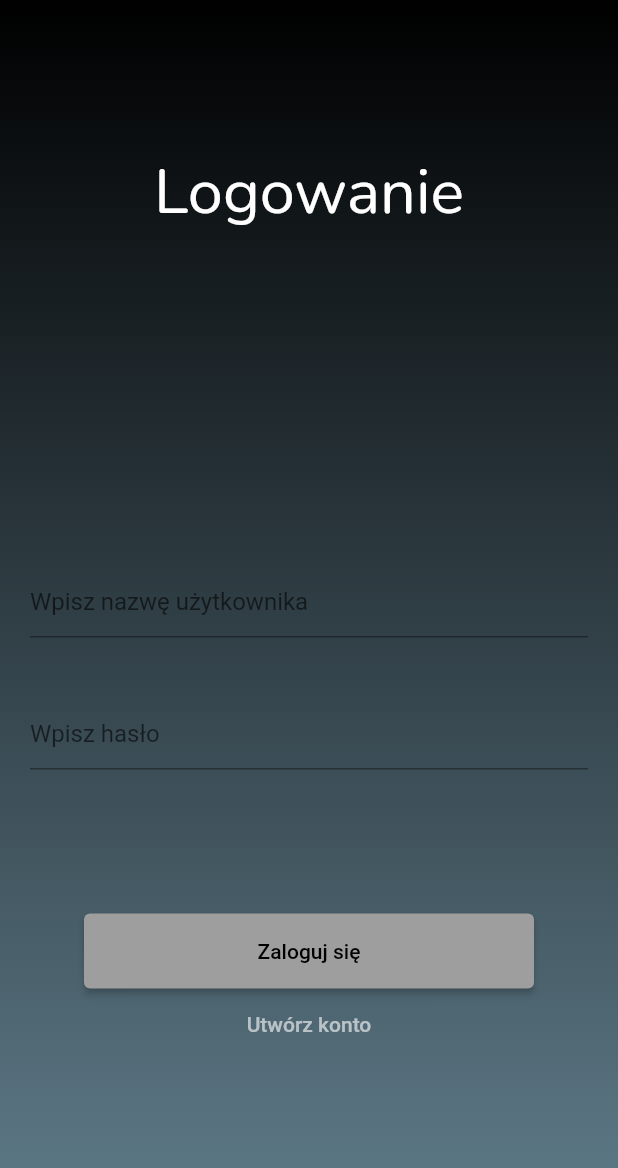
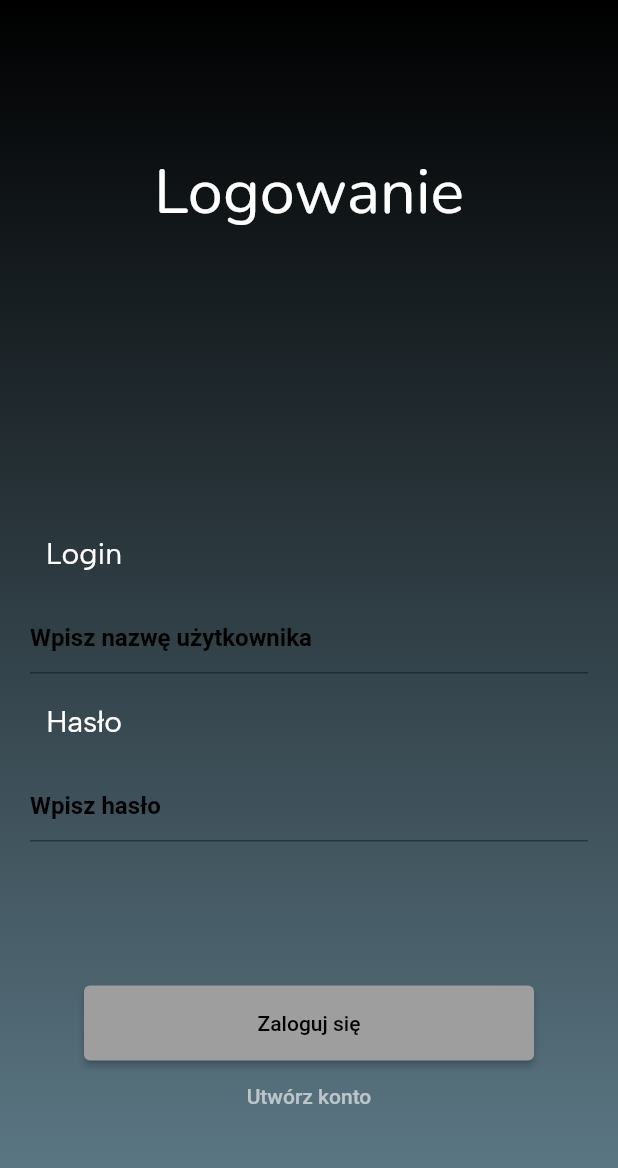
Before and after one commit to michaell931/estate_community_app, a Flutter app: the LoginPage screen opened directly, on a phone screen of 412 x 824 dp. Shown: the top 1168 px of the screen. Run offline on Flutter 3.47's test engine with Material 2 defaults, Android fonts, the phone set to English and light mode, and no system bars; our stand-ins replace firebase_auth, firebase_core, google_fonts; accounts and stored records are empty.

Commit message:
Do a style changes

```diff
--- a/lib/app/features/login/login_page.dart
+++ b/lib/app/features/login/login_page.dart
@@ -44,13 +44,31 @@ class _LoginPageState extends State<LoginPage> {
               ),
               const SizedBox(height: 200),
               Padding(
+                padding: const EdgeInsets.only(right: 300),
+                child: Text(
+                  'Login',
+                  style:
+                      GoogleFonts.albertSans(color: Colors.white, fontSize: 20),
+                ),
+              ),
+              Padding(
                 padding: const EdgeInsets.all(20.0),
                 child: TextField(
                   controller: widget.emailController,
                   style: const TextStyle(color: Colors.white),
                   decoration: const InputDecoration(
-                      hintText: 'Wpisz nazwę użytkownika',
-                      fillColor: Colors.white),
+                    hintText: 'Wpisz nazwę użytkownika',
+                    hintStyle: TextStyle(
+                        color: Colors.black, fontWeight: FontWeight.bold),
+                  ),
+                ),
+              ),
+              Padding(
+                padding: const EdgeInsets.only(right: 300),
+                child: Text(
+                  'Hasło',
+                  style:
+                      GoogleFonts.albertSans(color: Colors.white, fontSize: 20),
                 ),
               ),
               Padding(
@@ -60,7 +78,11 @@ class _LoginPageState extends State<LoginPage> {
                   obscureText: true,
                   style: const TextStyle(color: Colors.white),
                   decoration: const InputDecoration(
-                      hintText: 'Wpisz hasło', fillColor: Colors.white),
+                    hintText: 'Wpisz hasło',
+                    fillColor: Colors.white,
+                    hintStyle: TextStyle(
+                        color: Colors.black, fontWeight: FontWeight.bold),
+                  ),
                 ),
               ),
               const SizedBox(height: 30),
```
